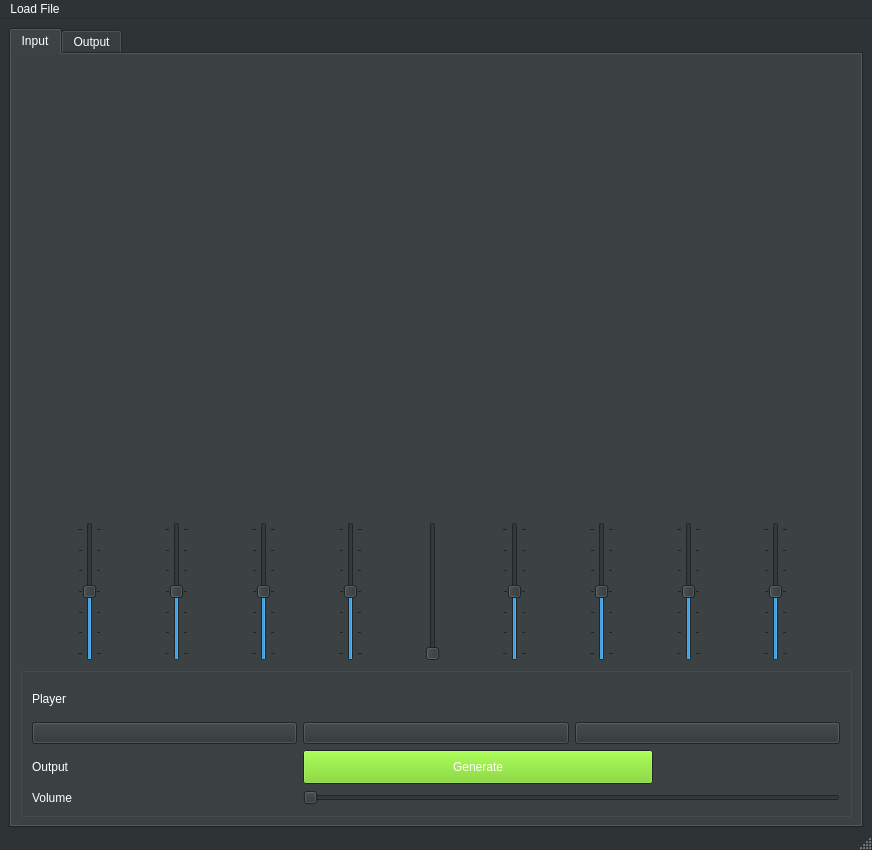
First picture: the form in Task2/testGUI.ui, repository Ahmad-Abdalmageed/DSP_tasks-, before the edit.
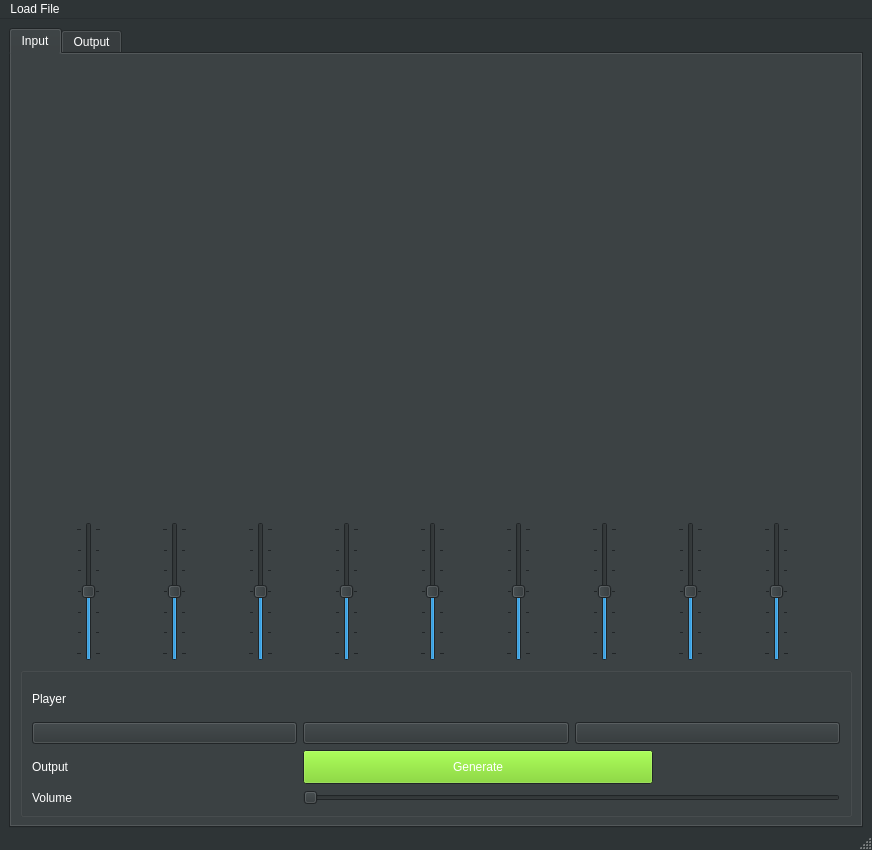
Second picture: the form after the edit. Icons and pictures are not drawn. Custom widgets are drawn as their Qt base class.

```diff
--- a/Task2/testGUI.ui
+++ b/Task2/testGUI.ui
@@ -1028,9 +1028,21 @@
             </item>
             <item>
              <widget class="QSlider" name="verticalSlider">
+              <property name="minimum">
+               <number>-3</number>
+              </property>
+              <property name="maximum">
+               <number>3</number>
+              </property>
               <property name="orientation">
                <enum>Qt::Vertical</enum>
               </property>
+              <property name="tickPosition">
+               <enum>QSlider::TicksBothSides</enum>
+              </property>
+              <property name="tickInterval">
+               <number>1</number>
+              </property>
              </widget>
             </item>
             <item>
```
Left out of the diff: 2 changed lines with no effect on the pictures.
